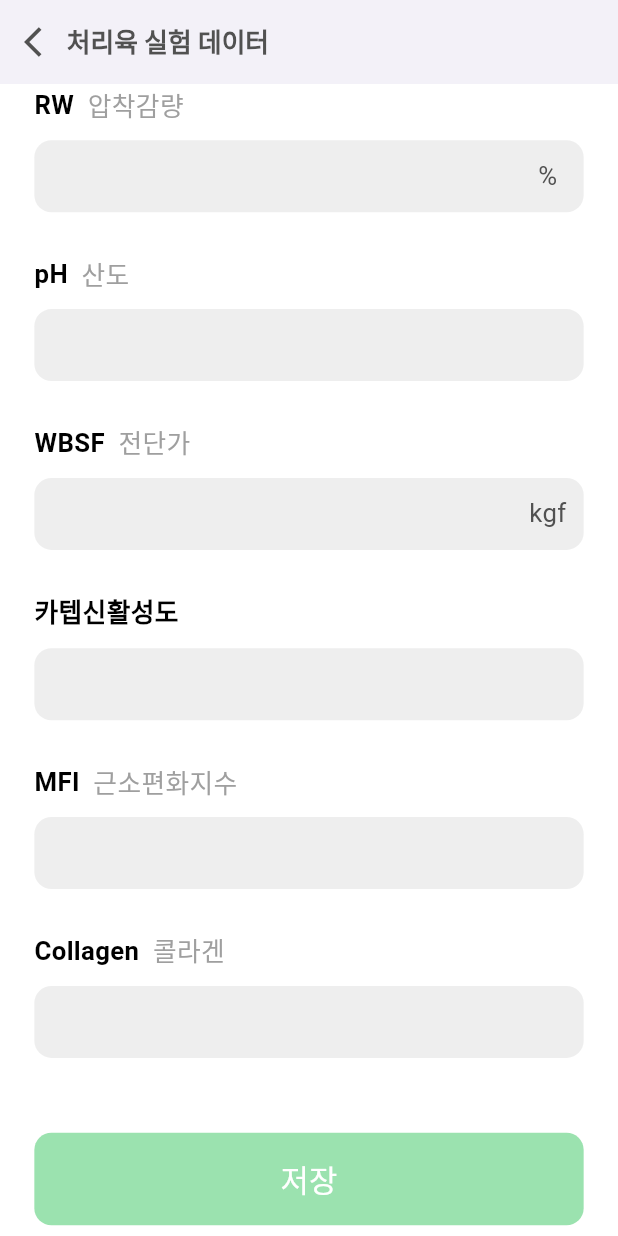
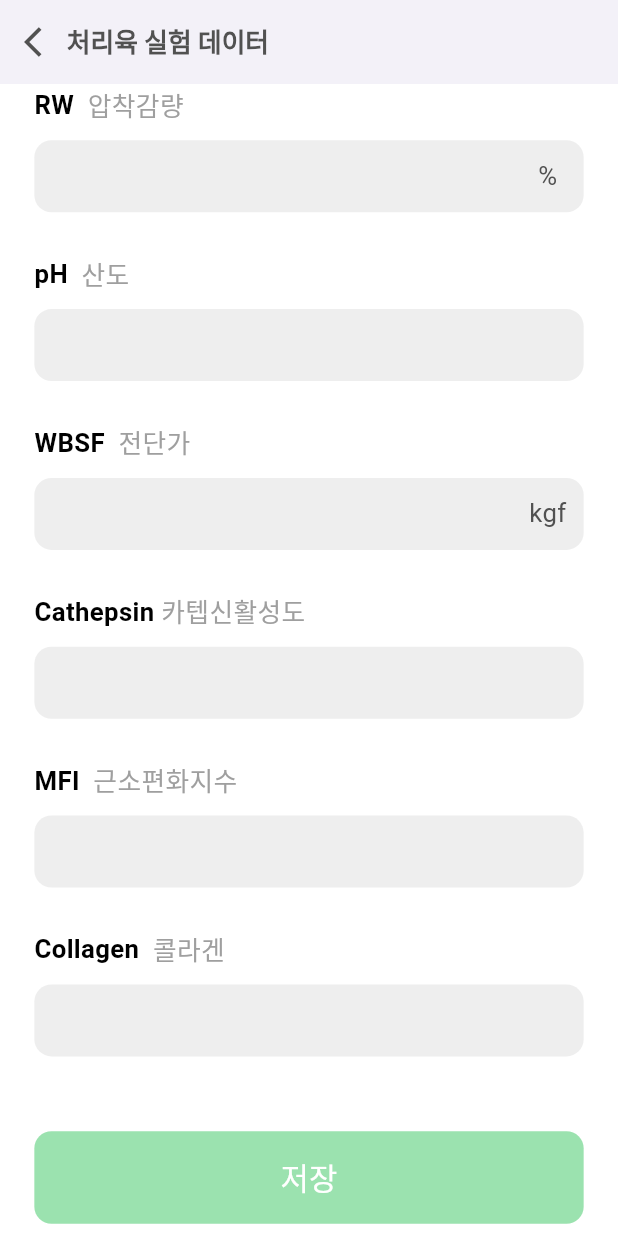
Before and after one commit to wonjuneee/20242R0136COSE48002, a Flutter app: the InsertionLabDataScreen screen opened by its route, scrolled down 576 dp, on a phone screen of 412 x 824 dp. Run offline on Flutter 3.47's test engine with Material 3 defaults, Android fonts, the light colour scheme and no system bars; our stand-ins replace camera, cloud_firestore, dotted_border, email_validator, firebase_auth, firebase_core and 9 more; missing offline and left inert: kpostal, qr_code_scanner, syncfusion_flutter_core, xml2json; accounts and stored records are empty; Roboto replaces fonts that are missing (Pretendard).

Commit message:
fix: 자잘한 버그 수정

```diff
--- a/app/structure/lib/components/data_field.dart
+++ b/app/structure/lib/components/data_field.dart
@@ -11,7 +11,7 @@ class DataField extends StatefulWidget {
   final TextEditingController controller;
   final bool? isPercent;
   final void Function(String)? onChangeFunc;
-  final int? isFinal;
+  final bool isFinal;
   final GlobalKey<FormState>? formKey;
 
   const DataField({
@@ -21,7 +21,7 @@ class DataField extends StatefulWidget {
     this.unit,
     required this.controller,
     this.isPercent,
-    this.isFinal,
+    this.isFinal = false,
     this.onChangeFunc,
     this.formKey,
   });
@@ -75,7 +75,7 @@ class _DataFieldState extends State<DataField> {
             controller: widget.controller,
             focusNode: _focusNode,
             textInputAction:
-                widget.isFinal != null ? null : TextInputAction.next,
+                widget.isFinal ? TextInputAction.done : TextInputAction.next,
             textAlign: TextAlign.left,
             inputFormatters:
                 widget.isPercent != null && widget.isPercent == true
--- a/app/structure/lib/screen/data_management/researcher/data_add_screen.dart
+++ b/app/structure/lib/screen/data_management/researcher/data_add_screen.dart
@@ -93,15 +93,13 @@ class _DataAddScreenState extends State<DataAddScreen> {
                               padding: EdgeInsets.symmetric(vertical: 16.h),
                               child: DeepAgingCard(
                                 deepAgingNum:
-                                    '${dataAddHomeViewModel.meatModel.deepAgingInfo![index + 1]['seqno']}회',
+                                    '${dataAddHomeViewModel.meatModel.deepAgingInfo![index + 1]['seqno']}회차',
                                 mainText:
                                     '${dataAddHomeViewModel.meatModel.deepAgingInfo![index + 1]['minute']}분',
                                 butcheryDate: dataAddHomeViewModel.meatModel
                                     .deepAgingInfo![index + 1]['date'],
                                 // TODO : complete check
                                 completed: false,
-                                // dataAddHomeViewModel
-                                //     .meatModel.deepAgingInfo![index]['complete'],
                                 onTap: () async => await dataAddHomeViewModel
                                     .clickedProcessedMeat(index + 1, context),
                                 delete: () async => await dataAddHomeViewModel
--- a/app/structure/lib/screen/data_management/researcher/insertion_heated_sensory_screen.dart
+++ b/app/structure/lib/screen/data_management/researcher/insertion_heated_sensory_screen.dart
@@ -89,7 +89,7 @@ class _HeatedMeatEvaluation extends State<InsertionHeatedSensoryScreen>
                   ),
                   SizedBox(height: 32.h),
 
-                  const DataTitle(korText: '표면육즙', engText: 'Umami'),
+                  const DataTitle(korText: '감칠맛', engText: 'Umami'),
                   SizedBox(height: 16.h),
 
                   PartEval(
--- a/app/structure/lib/screen/data_management/researcher/insertion_lab_data_screen.dart
+++ b/app/structure/lib/screen/data_management/researcher/insertion_lab_data_screen.dart
@@ -129,8 +129,8 @@ class _InsertionLabDataScreenState extends State<InsertionLabDataScreen> {
                     SizedBox(height: 32.h),
 
                     DataField(
-                      mainText: '카텝신활성도',
-                      subText: '',
+                      mainText: 'Cathepsin',
+                      subText: '카텝신활성도',
                       controller: insertionLabDataViewModel.ct,
                       onChangeFunc: (_) =>
                           insertionLabDataViewModel.inputCheck(),
@@ -150,6 +150,7 @@ class _InsertionLabDataScreenState extends State<InsertionLabDataScreen> {
                       mainText: 'Collagen ',
                       subText: '콜라겐',
                       controller: insertionLabDataViewModel.collagen,
+                      isFinal: true,
                       onChangeFunc: (_) =>
                           insertionLabDataViewModel.inputCheck(),
                     ),
--- a/app/structure/lib/screen/data_management/researcher/insertion_tongue_data_screen.dart
+++ b/app/structure/lib/screen/data_management/researcher/insertion_tongue_data_screen.dart
@@ -75,7 +75,7 @@ class _InsertionTongueDataScreenState extends State<InsertionTongueDataScreen> {
 
                   // 후미
                   DataField(
-                      isFinal: 1,
+                      isFinal: true,
                       mainText: 'Richness',
                       subText: '후미',
                       controller: insertionTongueDataViewModel.richness,
```
